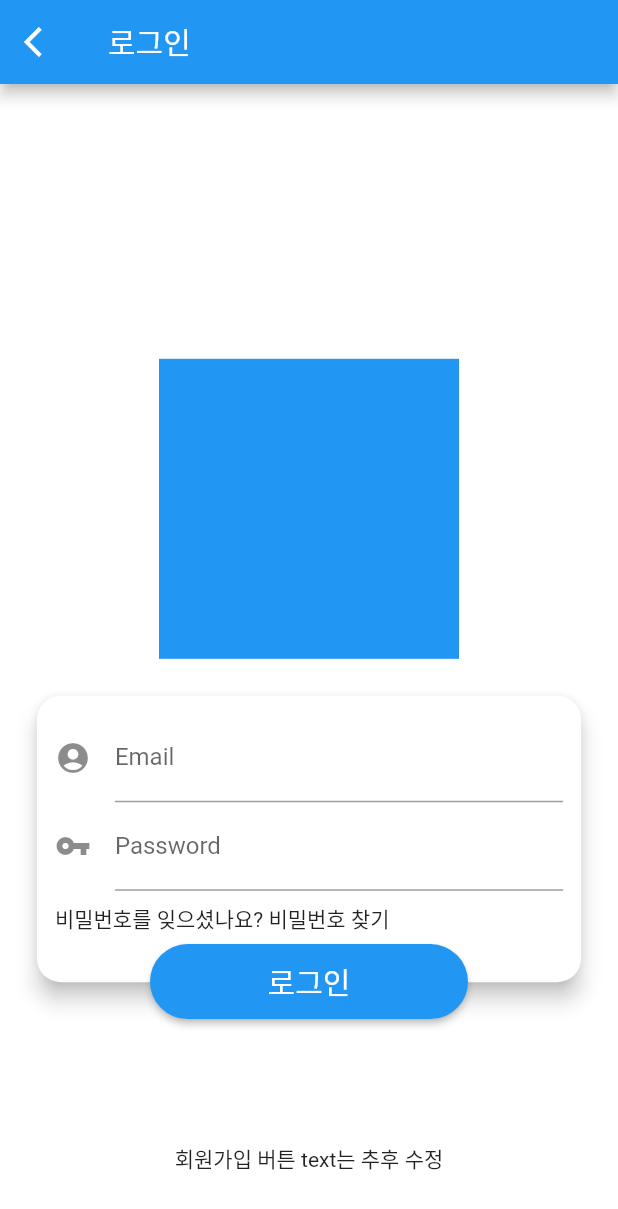
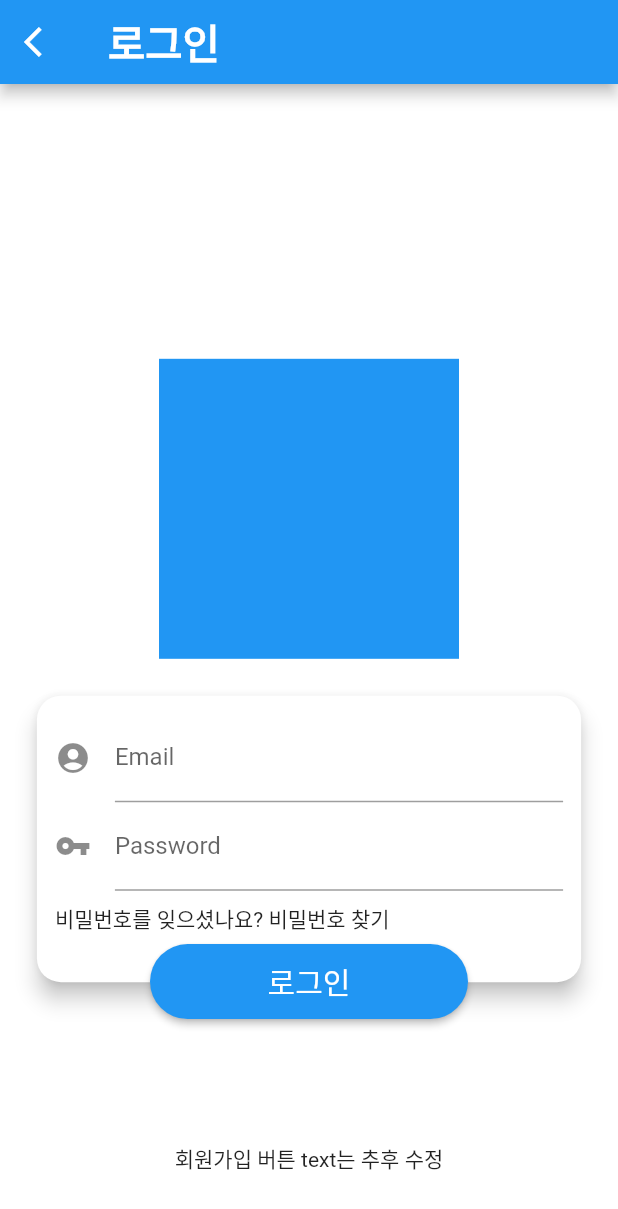
Before and after one commit to junnie082/Best_Friend, a Flutter app: the screen it shows after launch, on a phone screen of 412 x 824 dp. Shown: the top 1209 px of the screen. Run offline on Flutter 3.47's test engine with Material 2 defaults, Android fonts, the phone set to English and light mode, and no system bars; missing offline and left inert: flutter_inappwebview.

```diff
--- a/lib/main_screens/login.dart
+++ b/lib/main_screens/login.dart
@@ -11,7 +11,14 @@ class AuthPage extends StatelessWidget {
     final Size size = MediaQuery.of(context).size;
     return Scaffold(
         appBar: AppBar(
-          title: const Text("로그인"),
+          title: const Text(
+            "로그인",
+            style: TextStyle(
+              fontSize: 27,
+              fontWeight: FontWeight.bold,
+              color: Colors.white,
+            ),
+          ),
           leading: IconButton(
             icon: const Icon(Icons.arrow_back_ios),
             onPressed: () {},
```
Also changed, not shown: lib/search/search.dart (+46 -13 lines).
